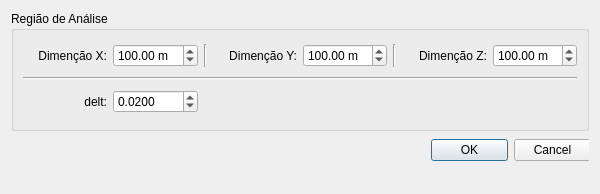
Old version of the form final_Interface/dialog_cgerais.ui in the repository pvmocbel/Lane3dViewer.
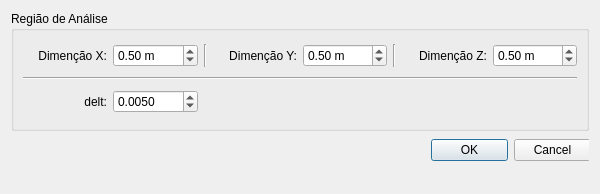
New version of the form.

What changed in the file:
```diff
--- a/final_Interface/dialog_cgerais.ui
+++ b/final_Interface/dialog_cgerais.ui
@@ -72,7 +72,7 @@
          <double>1000.000000000000000</double>
         </property>
         <property name="value">
-         <double>100.000000000000000</double>
+         <double>0.500000000000000</double>
         </property>
        </widget>
       </item>
@@ -108,7 +108,7 @@
          <double>1000.000000000000000</double>
         </property>
         <property name="value">
-         <double>100.000000000000000</double>
+         <double>0.500000000000000</double>
         </property>
        </widget>
       </item>
@@ -147,7 +147,7 @@
          <double>1000.000000000000000</double>
         </property>
         <property name="value">
-         <double>100.000000000000000</double>
+         <double>0.500000000000000</double>
         </property>
        </widget>
       </item>
@@ -177,7 +177,7 @@
          <number>4</number>
         </property>
         <property name="value">
-         <double>0.020000000000000</double>
+         <double>0.005000000000000</double>
         </property>
        </widget>
       </item>
```
